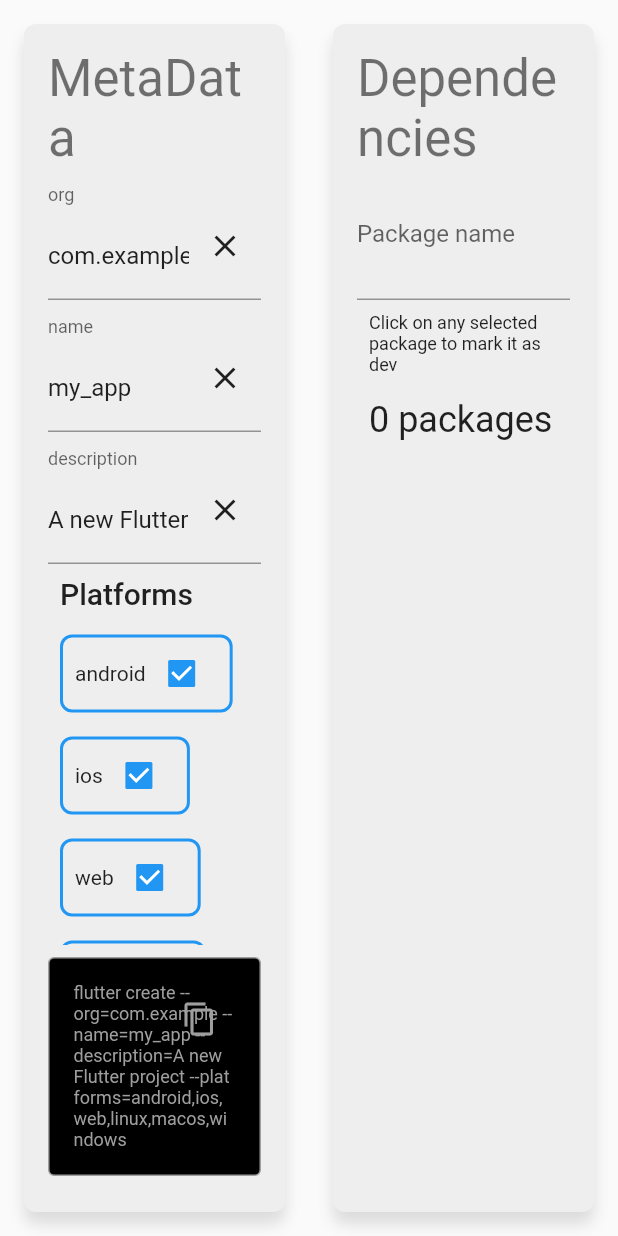
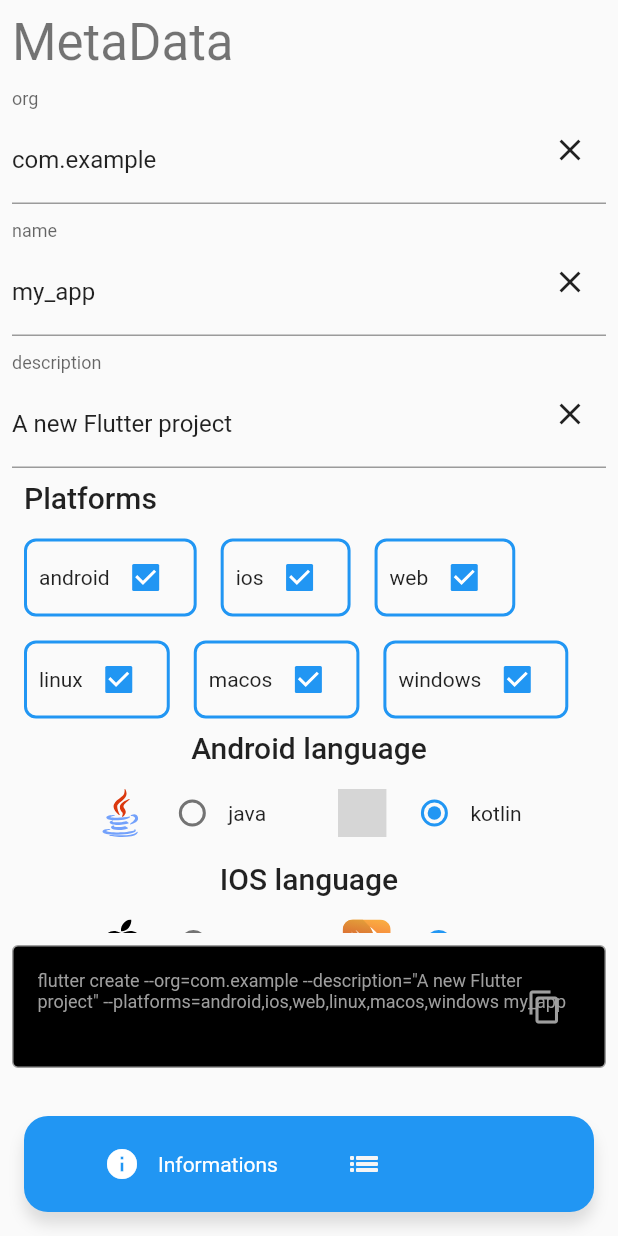
Before and after one commit to PiotrFLEURY/flutter_start, a Flutter app: the screen it shows after launch, on a phone screen of 412 x 824 dp. Run offline on Flutter 3.47's test engine with Material 2 defaults, Android fonts, the phone set to English and light mode, and no system bars; our stand-ins replace dio, flutter_bloc, freezed_annotation, get_it, go_router, retrofit and 1 more; missing offline and left inert: clipboard; generated files the repository leaves out were written again; grey boxes are pictures that could not be loaded.

Commit message:
feat(general): add several stuff

```diff
--- /dev/null
+++ b/lib/data/models/flutter.dart
@@ -0,0 +1,16 @@
+import 'package:flutter_start/data/models/plugin.dart';
+import 'package:json_annotation/json_annotation.dart';
+
+part 'flutter.g.dart';
+
+@JsonSerializable()
+class Flutter {
+  final Plugin? plugin;
+
+  Flutter({this.plugin});
+
+  factory Flutter.fromJson(Map<String, dynamic> json) =>
+      _$FlutterFromJson(json);
+
+  Map<String, dynamic> toJson() => _$FlutterToJson(this);
+}
--- /dev/null
+++ b/lib/data/models/platform.dart
@@ -0,0 +1,16 @@
+import 'package:json_annotation/json_annotation.dart';
+
+part 'platform.g.dart';
+
+@JsonSerializable()
+class Platform {
+  @JsonKey(name: 'default_package')
+  String? defaultPackage;
+
+  Platform({this.defaultPackage});
+
+  factory Platform.fromJson(Map<String, dynamic> json) =>
+      _$PlatformFromJson(json);
+
+  Map<String, dynamic> toJson() => _$PlatformToJson(this);
+}
--- /dev/null
+++ b/lib/data/models/platforms.dart
@@ -0,0 +1,28 @@
+import 'package:flutter_start/data/models/platform.dart';
+import 'package:json_annotation/json_annotation.dart';
+
+part 'platforms.g.dart';
+
+@JsonSerializable()
+class Platforms {
+  Platform? android;
+  Platform? ios;
+  Platform? web;
+  Platform? windows;
+  Platform? macos;
+  Platform? linux;
+
+  Platforms({
+    this.android,
+    this.ios,
+    this.web,
+    this.windows,
+    this.macos,
+    this.linux,
+  });
+
+  factory Platforms.fromJson(Map<String, dynamic> json) =>
+      _$PlatformsFromJson(json);
+
+  Map<String, dynamic> toJson() => _$PlatformsToJson(this);
+}
--- /dev/null
+++ b/lib/data/models/plugin.dart
@@ -0,0 +1,15 @@
+import 'package:flutter_start/data/models/platforms.dart';
+import 'package:json_annotation/json_annotation.dart';
+
+part 'plugin.g.dart';
+
+@JsonSerializable()
+class Plugin {
+  Platforms? platforms;
+
+  Plugin({this.platforms});
+
+  factory Plugin.fromJson(Map<String, dynamic> json) => _$PluginFromJson(json);
+
+  Map<String, dynamic> toJson() => _$PluginToJson(this);
+}
--- a/lib/data/models/pubspec.dart
+++ b/lib/data/models/pubspec.dart
@@ -1,3 +1,4 @@
+import 'package:flutter_start/data/models/flutter.dart';
 import 'package:json_annotation/json_annotation.dart';
 
 part 'pubspec.g.dart';
@@ -9,6 +10,7 @@ class Pubspec {
   String? version;
   String? homepage;
   String? repository;
+  Flutter? flutter;
 
   Pubspec({
     this.name,
@@ -16,6 +18,7 @@ class Pubspec {
     this.version,
     this.homepage,
     this.repository,
+    this.flutter,
   });
 
   factory Pubspec.fromJson(Map<String, dynamic> json) =>
--- a/lib/data/repositories/package_repository.dart
+++ b/lib/data/repositories/package_repository.dart
@@ -1,7 +1,9 @@
+import 'package:flutter_start/data/models/platforms.dart';
 import 'package:flutter_start/data/sources/remote/pub_api.dart';
 import 'package:flutter_start/domain/entities/package_details.dart';
 import 'package:flutter_start/domain/entities/package_list.dart';
 import 'package:flutter_start/domain/repositories/package_repository.dart';
+import 'package:flutter_start/presentation/home/blocs/meta_data_cubit.dart';
 
 class PackageRepositoryImpl extends PackageRepository {
   final PubApi _pubApi;
@@ -20,6 +22,20 @@ class PackageRepositoryImpl extends PackageRepository {
     final package = await _pubApi.getPackage(packageName);
     final score = await _pubApi.getScore(packageName);
 
+    final Platforms? platformsModel =
+        package.latest?.pubspec?.flutter?.plugin?.platforms;
+
+    final platforms = platformsModel == null
+        ? supportedPlatforms
+        : [
+            if (platformsModel?.android != null) 'android',
+            if (platformsModel?.ios != null) 'ios',
+            if (platformsModel?.web != null) 'web',
+            if (platformsModel?.windows != null) 'windows',
+            if (platformsModel?.macos != null) 'macos',
+            if (platformsModel?.linux != null) 'linux',
+          ];
+
     return PackageDetails(
       name: package.name ?? '',
       description: package.latest?.pubspec?.description ?? '',
@@ -27,6 +43,7 @@ class PackageRepositoryImpl extends PackageRepository {
       version: package.latest?.version ?? '',
       likes: score.likeCount ?? 0,
       pubPoints: score.grantedPoints ?? 0,
+      platforms: platforms,
     );
   }
 }
--- /dev/null
+++ b/lib/domain/entities/entities.dart
@@ -0,0 +1,3 @@
+export 'command.dart';
+export 'package_details.dart';
+export 'package_list.dart';
--- a/lib/domain/entities/package_details.dart
+++ b/lib/domain/entities/package_details.dart
@@ -5,6 +5,7 @@ class PackageDetails {
   final String version;
   final int likes;
   final int pubPoints;
+  final List<String> platforms;
 
   PackageDetails({
     required this.name,
@@ -13,5 +14,6 @@ class PackageDetails {
     required this.version,
     required this.likes,
     required this.pubPoints,
+    required this.platforms,
   });
 }
--- a/lib/presentation/home/home.dart
+++ b/lib/presentation/home/home.dart
@@ -7,11 +7,130 @@ class Home extends StatelessWidget {
 
   @override
   Widget build(BuildContext context) {
+    return LayoutBuilder(
+      builder: (context, constraints) {
+        if (constraints.maxWidth < constraints.maxHeight) {
+          return const _PagerLayout();
+        }
+        final panelWidth = MediaQuery.of(context).size.width / 2;
+        return _DesktopLayout(panelWidth: panelWidth);
+      },
+    );
+  }
+}
+
+class _PagerLayout extends StatefulWidget {
+  const _PagerLayout();
+
+  @override
+  State<_PagerLayout> createState() => _PagerLayoutState();
+}
+
+class _PagerLayoutState extends State<_PagerLayout> {
+  late PageController _pageController;
+  int _page = 0;
+
+  @override
+  void initState() {
+    super.initState();
+    _pageController = PageController();
+  }
+
+  @override
+  Widget build(BuildContext context) {
     return Scaffold(
-      body: LayoutBuilder(
-        builder: (context, constraints) {
-          final panelWidth = MediaQuery.of(context).size.width / 2;
-          return Row(
+      bottomNavigationBar: Container(
+        margin: const EdgeInsets.all(16.0),
+        padding: const EdgeInsets.all(8.0),
+        decoration: BoxDecoration(
+          color: Theme.of(context).colorScheme.secondary,
+          borderRadius: BorderRadius.circular(16.0),
+          // shadow
+          boxShadow: const [
+            BoxShadow(
+              color: Colors.black12,
+              blurRadius: 8,
+              offset: Offset(0, 8),
+            ),
+          ],
+        ),
+        child: Row(
+          children: [
+            const Spacer(),
+            IconButton(
+              onPressed: () {
+                _pageController.jumpToPage(0);
+                setState(() {
+                  _page = 0;
+                });
+              },
+              icon: Icon(
+                Icons.info,
+                color: _page == 0 ? Colors.white : Colors.grey.shade100,
+              ),
+            ),
+            AnimatedOpacity(
+              duration: const Duration(milliseconds: 400),
+              opacity: _page == 0 ? 1 : 0,
+              child: const Text(
+                'Informations',
+                style: TextStyle(color: Colors.white),
+              ),
+            ),
+            const Spacer(),
+            IconButton(
+              onPressed: () {
+                _pageController.jumpToPage(1);
+                setState(() {
+                  _page = 1;
+                });
+              },
+              icon: Icon(
+                Icons.list_outlined,
+                color: _page == 1 ? Colors.white : Colors.grey.shade100,
+              ),
+            ),
+            AnimatedOpacity(
+              duration: const Duration(milliseconds: 400),
+              opacity: _page == 1 ? 1 : 0,
+              child: const Text(
+                'Dependencies',
+                style: TextStyle(color: Colors.white),
+              ),
+            ),
+            const Spacer(),
+          ],
+        ),
+      ),
+      body: Padding(
+        padding: const EdgeInsets.all(8.0),
+        child: PageView(
+          controller: _pageController,
+          restorationId: 'pageView',
+          children: const [
+            MetaDataPanel(
+              key: Key('meta-data-panel'),
+            ),
+            PackageListPanel(
+              key: Key('package-list-panel'),
+            ),
+          ],
+        ),
+      ),
+    );
+  }
+}
+
+class _DesktopLayout extends StatelessWidget {
+  final double panelWidth;
+  const _DesktopLayout({
+    required this.panelWidth,
+  });
+
+  @override
+  Widget build(BuildContext context) {
+    return Scaffold(
+      body: Row(
         children: [
           SizedBox(
             width: panelWidth,
@@ -22,8 +141,6 @@ class Home extends StatelessWidget {
             child: const Panel(child: PackageListPanel()),
           ),
         ],
-          );
-        },
       ),
     );
   }
--- a/pubspec.yaml
+++ b/pubspec.yaml
@@ -21,6 +21,7 @@ dependencies:
   json_serializable: ^6.3.1
   logger: ^1.1.0
   retrofit: ^3.0.1+1
+  url_launcher: ^6.1.5
   websafe_svg: ^2.1.2+1
 
 dev_dependencies:
```
Also changed, not shown: lib/domain/entities/command.dart (+6 -2 lines), lib/presentation/details/details.dart (+46 -4 lines), lib/presentation/home/blocs/states/meta_data_state.dart (+6 -4 lines), lib/data/models/flutter.g.dart (added), lib/data/models/platform.g.dart (added), lib/data/models/platforms.g.dart (added), lib/data/models/plugin.g.dart (added), lib/data/models/pubspec.g.dart, pubspec.lock, 5 other files. Lines whose indentation alone changed are shown as unchanged.
